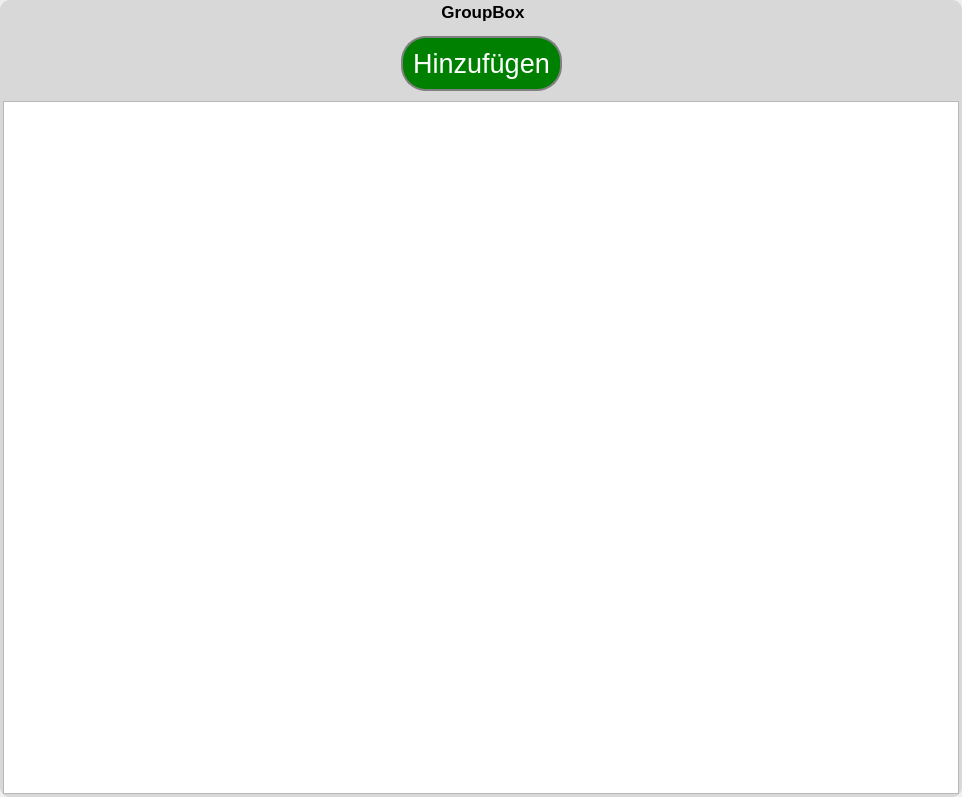
First picture: the form in lfb_regeneration_wildlife_impact/gui/form/array_field.ui, repository b-lack/qgis-fim-plugin, before the edit.
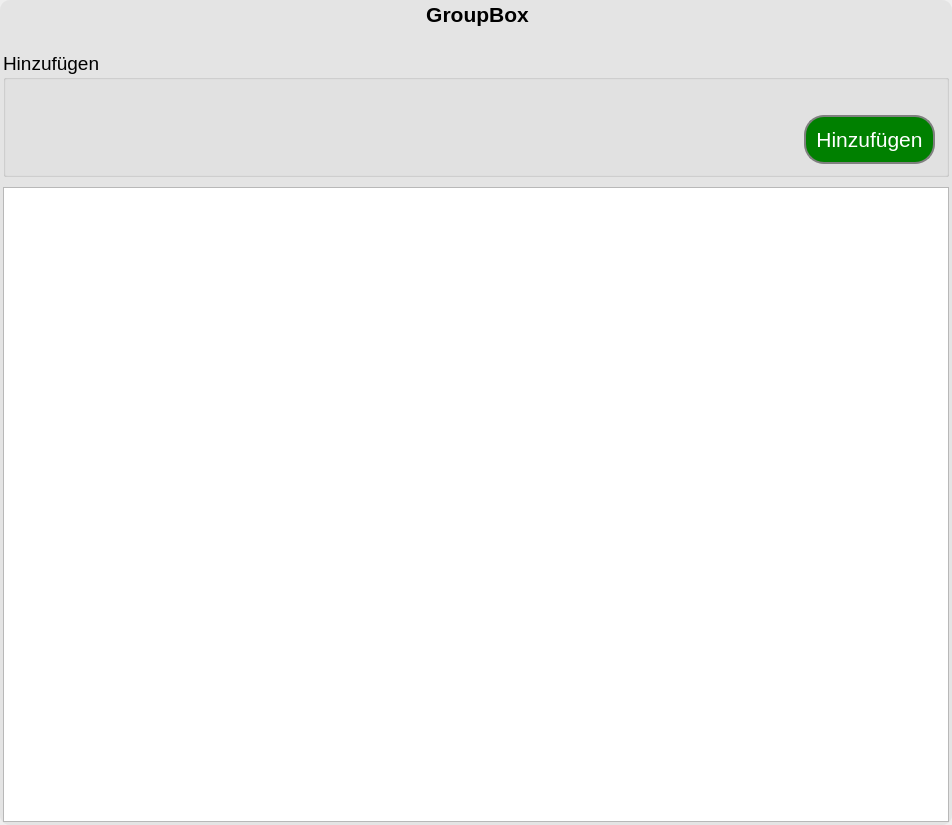
Second picture: the form after the edit. Custom widgets are drawn as their Qt base class.

Diff of the .ui file:
```diff
--- a/lfb_regeneration_wildlife_impact/gui/form/array_field.ui
+++ b/lfb_regeneration_wildlife_impact/gui/form/array_field.ui
@@ -6,8 +6,8 @@
    <rect>
     <x>0</x>
     <y>0</y>
-    <width>962</width>
-    <height>797</height>
+    <width>952</width>
+    <height>825</height>
    </rect>
   </property>
   <property name="windowTitle">
@@ -38,17 +38,18 @@
       <widget class="QGroupBox" name="lfbArrayGroup">
        <property name="font">
         <font>
-         <pointsize>13</pointsize>
+         <pointsize>16</pointsize>
          <weight>75</weight>
          <bold>true</bold>
         </font>
        </property>
        <property name="styleSheet">
         <string notr="true">QGroupBox#lfbArrayGroup{
-	background: rgba(0,0,0,0.1);
-border-radius: 10px;
-padding: 10px;
-}</string>
+	background: rgba(0,0,0,0.05);
+	border-radius: 10px;
+	padding: 10px;
+}
+</string>
        </property>
        <property name="title">
         <string>GroupBox</string>
@@ -74,10 +75,57 @@
         </property>
         <item row="0" column="0">
          <layout class="QVBoxLayout" name="verticalLayout_2">
+          <property name="spacing">
+           <number>10</number>
+          </property>
+          <property name="topMargin">
+           <number>20</number>
+          </property>
           <item>
-           <layout class="QGridLayout" name="lfbArrayInput"/>
-          </item>
-          <item>
+           <widget class="QgsCollapsibleGroupBox" name="lfbArrayFormGroup">
+            <property name="font">
+             <font>
+              <pointsize>14</pointsize>
+             </font>
+            </property>
+            <property name="styleSheet">
+             <string notr="true">QgsCollapsibleGroupBoxBasic{
+	background: rgba(0,0,0,0.1);
+	border-radius: 10px;
+	padding: 10px;
+}
+
+QgsCollapsibleGroupBoxBasic { border: none; }
+
+QgsCollapsibleGroupBoxBasic::title, QgsCollapsibleGroupBox::title {}</string>
+            </property>
+            <property name="title">
+             <string>Hinzufügen</string>
+            </property>
+            <property name="collapsed">
+             <bool>true</bool>
+            </property>
+            <layout class="QGridLayout" name="gridLayout_3">
+             <property name="leftMargin">
+              <number>10</number>
+             </property>
+             <property name="topMargin">
+              <number>0</number>
+             </property>
+             <property name="rightMargin">
+              <number>1</number>
+             </property>
+             <property name="bottomMargin">
+              <number>0</number>
+             </property>
+             <item row="0" column="0">
+              <layout class="QGridLayout" name="lfbArrayInput">
+               <property name="topMargin">
+                <number>25</number>
+               </property>
+              </layout>
+             </item>
+             <item row="1" column="0">
            <layout class="QHBoxLayout" name="horizontalLayout_5">
             <item>
              <spacer name="horizontalSpacer">
@@ -96,7 +144,7 @@
              <widget class="QPushButton" name="lfbAddBtn">
               <property name="font">
                <font>
-                <pointsize>20</pointsize>
+                   <pointsize>16</pointsize>
                 <weight>50</weight>
                 <bold>false</bold>
                </font>
@@ -107,7 +155,7 @@
               <property name="styleSheet">
                <string notr="true">QPushButton{
 	border: 2px solid gray;
-	border-radius: 25px;
+	border-radius: 20px;
 	padding:10px;
 	margin: 10px;
 	background-color: green;
@@ -123,20 +171,10 @@
               </property>
              </widget>
             </item>
-            <item>
-             <spacer name="horizontalSpacer_2">
-              <property name="orientation">
-               <enum>Qt::Horizontal</enum>
-              </property>
-              <property name="sizeHint" stdset="0">
-               <size>
-                <width>40</width>
-                <height>20</height>
-               </size>
-              </property>
-             </spacer>
-            </item>
-           </layout>
+              </layout>
+             </item>
+            </layout>
+           </widget>
           </item>
           <item>
            <widget class="QTableWidget" name="lfbArrayOutput">
@@ -182,6 +220,14 @@
    </item>
   </layout>
  </widget>
+ <customwidgets>
+  <customwidget>
+   <class>QgsCollapsibleGroupBox</class>
+   <extends>QGroupBox</extends>
+   <header>qgscollapsiblegroupbox.h</header>
+   <container>1</container>
+  </customwidget>
+ </customwidgets>
  <resources/>
  <connections/>
 </ui>
```
Lines whose indentation alone changed are shown as unchanged.
